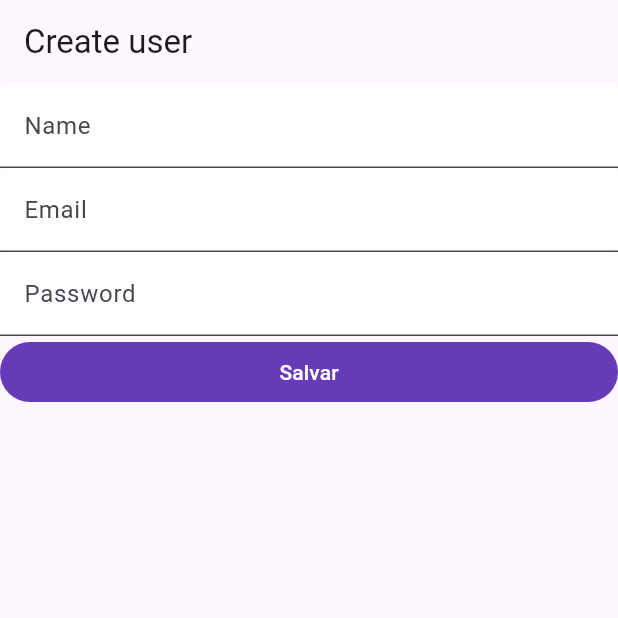
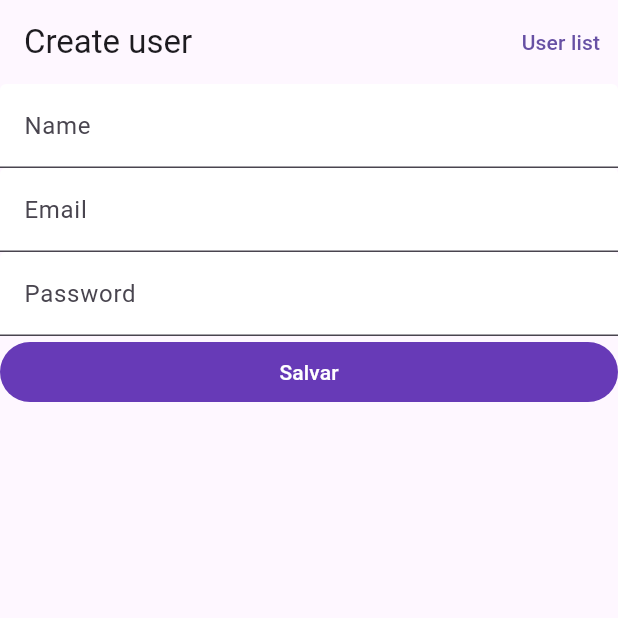
Before and after one commit to abraaobb/flutter_list_view_exemple, a Flutter app: the screen it shows after launch, on a phone screen of 412 x 824 dp, the top half of it. Run offline on Flutter 3.47's test engine with Material 3 defaults, Android fonts, the phone set to English and light mode, and no system bars.

Commit message:
6 - edit button

```diff
--- a/lib/user_form.dart
+++ b/lib/user_form.dart
@@ -21,6 +21,15 @@ class _UserFormState extends State<UserForm> {
     return Scaffold(
       appBar: AppBar(
         title: Text('Create user'),
+        actions: [
+          Container(
+            child: TextButton(
+                onPressed: () {
+                  Navigator.popAndPushNamed(context, '/list');
+                },
+                child: Text('User list')),
+          )
+        ],
       ),
       body: Center(
         child: Column(
```
Also changed, not shown: lib/user_list.dart (+17 -0 lines).
